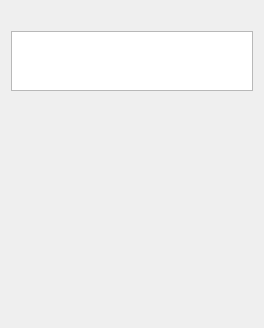
maidsafe-archive/MaidSafe-Encrypt, file src/qt/ui/user_panels.ui: the form before one commit.
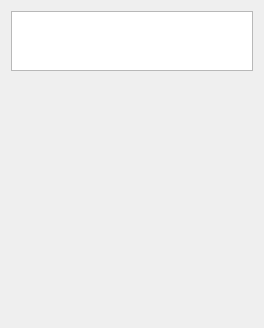
The form after the commit.

```diff
--- a/src/qt/ui/user_panels.ui
+++ b/src/qt/ui/user_panels.ui
@@ -29,13 +29,6 @@
    <string/>
   </property>
   <layout class="QVBoxLayout" name="verticalLayout">
-   <item>
-    <widget class="QLabel" name="public_username">
-     <property name="text">
-      <string/>
-     </property>
-    </widget>
-   </item>
    <item>
     <widget class="QListWidget" name="toolBarListWidget">
      <property name="maximumSize">
@@ -44,6 +37,15 @@
        <height>60</height>
       </size>
      </property>
+     <property name="autoFillBackground">
+      <bool>true</bool>
+     </property>
+     <property name="showDropIndicator" stdset="0">
+      <bool>false</bool>
+     </property>
+     <property name="dragDropMode">
+      <enum>QAbstractItemView::NoDragDrop</enum>
+     </property>
      <property name="iconSize">
       <size>
        <width>32</width>
@@ -58,6 +60,13 @@
      </property>
     </widget>
    </item>
+   <item>
+    <widget class="QLabel" name="public_username">
+     <property name="text">
+      <string/>
+     </property>
+    </widget>
+   </item>
    <item>
     <widget class="QStackedWidget" name="userStackedWidget">
      <widget class="QWidget" name="page"/>
```
